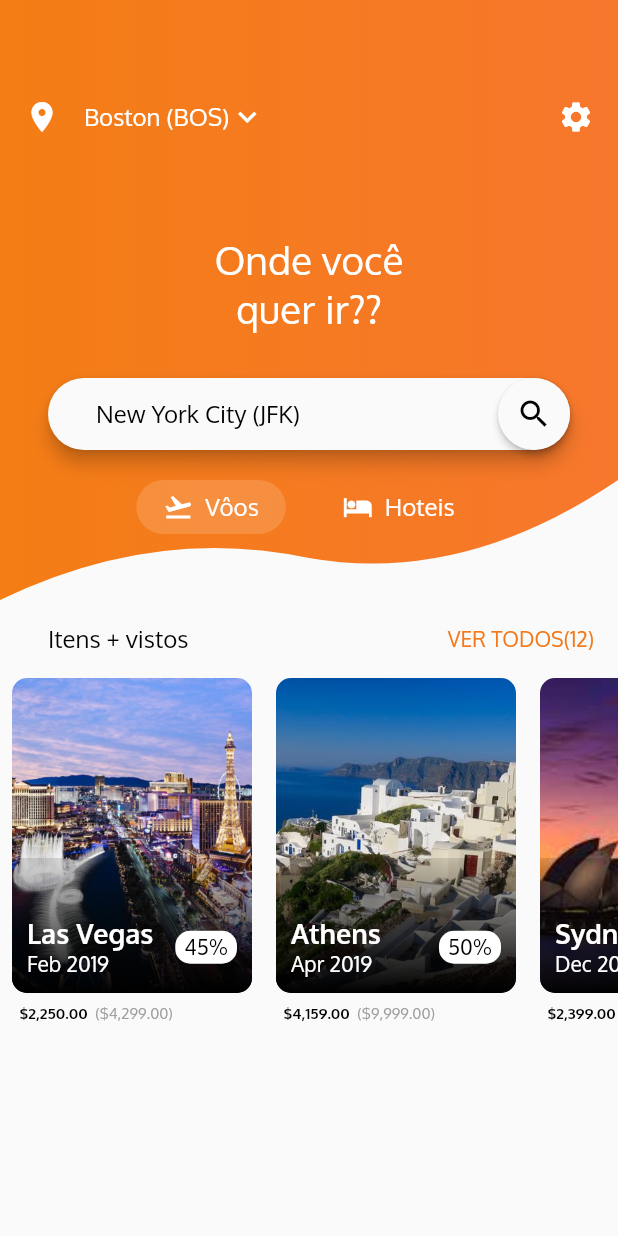
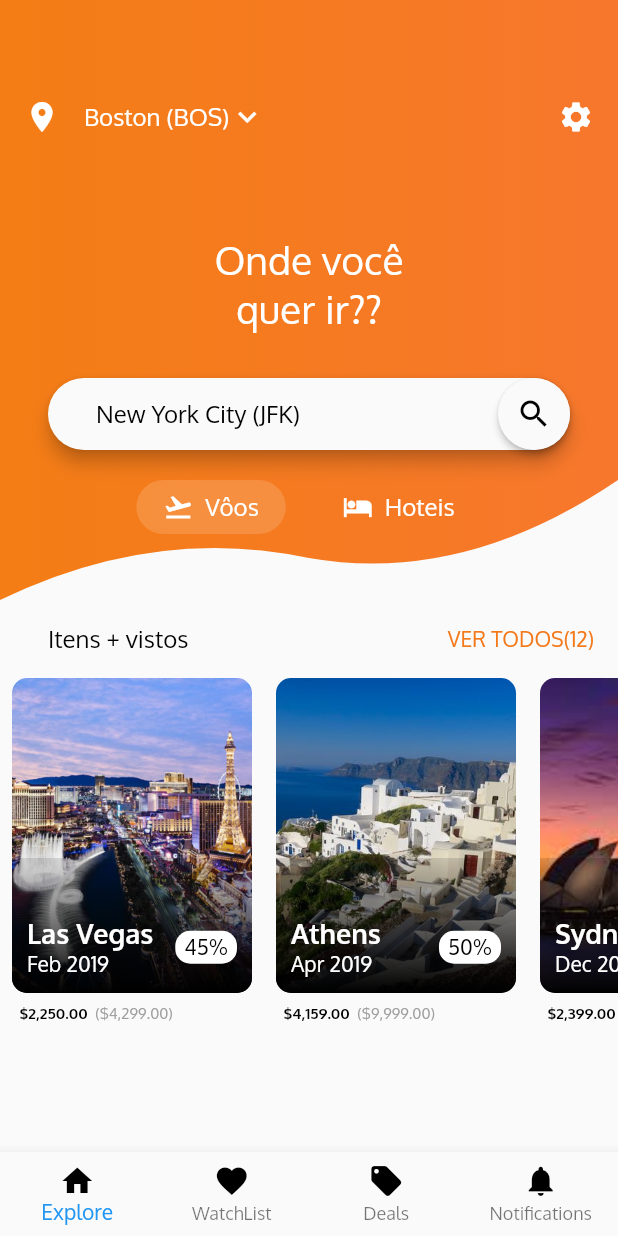
Before and after one commit to MarcioQuimbundo/kiviagem, a Flutter app: the screen it shows after launch, on a phone screen of 412 x 824 dp. Run offline on Flutter 3.47's test engine with Material 2 defaults, Android fonts, the phone set to English and light mode, and no system bars.

Commit message:
bottomNavigationBar added in main.dart

```diff
--- a/lib/CustomAppBar.dart
+++ b/lib/CustomAppBar.dart
@@ -3,12 +3,30 @@ import 'package:flutter/material.dart';
 class CustomAppBar extends StatelessWidget {
 
   final List<BottomNavigationBarItem> bottomBarItems = [];
-
+  final bottomNavigationBarItemStyle = TextStyle(fontStyle: FontStyle.normal, color: Colors.black);
   CustomAppBar() {
     bottomBarItems.add(
       BottomNavigationBarItem(
         icon: Icon(Icons.home, color: Colors.black),
-        title: Text("Explore", style: TextStyle(color: Colors.black)),
+        title: Text("Explore", style: bottomNavigationBarItemStyle),
+      ),
+    );
+    bottomBarItems.add(
+      BottomNavigationBarItem(
+        icon: Icon(Icons.favorite, color: Colors.black),
+        title: Text("WatchList", style: bottomNavigationBarItemStyle),
+      ),
+    );
+    bottomBarItems.add(
+      BottomNavigationBarItem(
+        icon: Icon(Icons.local_offer, color: Colors.black),
+        title: Text("Deals", style: bottomNavigationBarItemStyle),
+      ),
+    );
+    bottomBarItems.add(
+      BottomNavigationBarItem(
+        icon: Icon(Icons.notifications, color: Colors.black),
+        title: Text("Notifications", style: bottomNavigationBarItemStyle),
       ),
     );
   }
--- a/lib/main.dart
+++ b/lib/main.dart
@@ -1,4 +1,5 @@
 import 'package:flutter/material.dart';
+import 'package:kiviagem/CustomAppBar.dart';
 import 'package:kiviagem/CustomShapeClipper.dart';
 import 'package:intl/intl.dart';
 void main() => runApp(MaterialApp(
@@ -25,6 +26,7 @@ class HomeScreen extends StatelessWidget {
           homeScreenBottomPart,
         ],
       ),
+      bottomNavigationBar: CustomAppBar(),
     );
   }
 }
```
